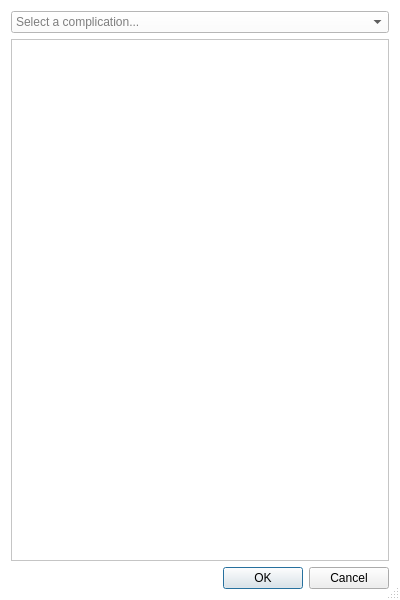
This is complicationsdialog.ui in ldraconus/HSCCU as Qt 5 draws it before an edit. The edited form follows.
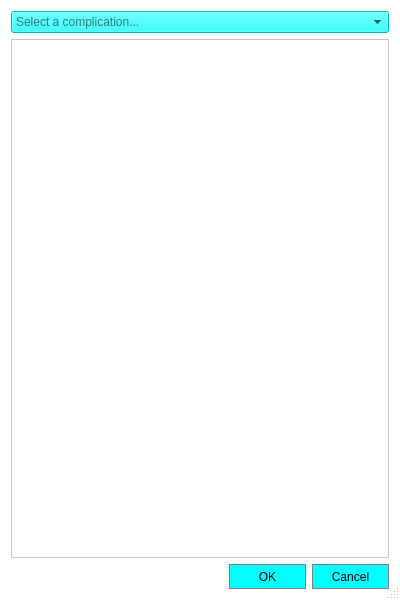
This is the edited form. Icons and pictures are not drawn.

Patch:
```diff
--- a/complicationsdialog.ui
+++ b/complicationsdialog.ui
@@ -33,17 +33,20 @@
    <item>
     <widget class="QComboBox" name="comboBox">
      <property name="styleSheet">
-      <string notr="true">QComboBox { color: #000; background: #fff; }
+      <string notr="true">QComboBox { color: black; background: cyan; }
 QComboBox QAbstractItemView {
-    color: #000;
-    background-color: #fff;
-    selection-background-color: #888;
+    color: black;
+    background-color: cyan;
+}
+QComboBox QAbstractItemView::item:selected {
+    color: black;
+    background-color: white;
 }
 QComboBox QAbstractItemView:disabled {
-    color: #888;
-    background-color: #fff;
-    selection-background-color: #888;
-}</string>
+    color: gray;
+    background-color: black;
+}
+</string>
      </property>
      <property name="maxVisibleItems">
       <number>15</number>
@@ -67,7 +70,7 @@
         <x>0</x>
         <y>0</y>
         <width>380</width>
-        <height>520</height>
+        <height>519</height>
        </rect>
       </property>
       <layout class="QVBoxLayout" name="verticalLayout_2">
@@ -87,6 +90,15 @@
    </item>
    <item>
     <widget class="QDialogButtonBox" name="buttonBox">
+     <property name="styleSheet">
+      <string notr="true">QDialogButtonBox QPushButton {
+   background: cyan;
+   color: black;
+   border: 1px solid gray;
+   width: 75;
+   height: 23;
+}</string>
+     </property>
      <property name="orientation">
       <enum>Qt::Orientation::Horizontal</enum>
      </property>
```
Left out of the diff: 4 changed lines with no effect on the pictures.
